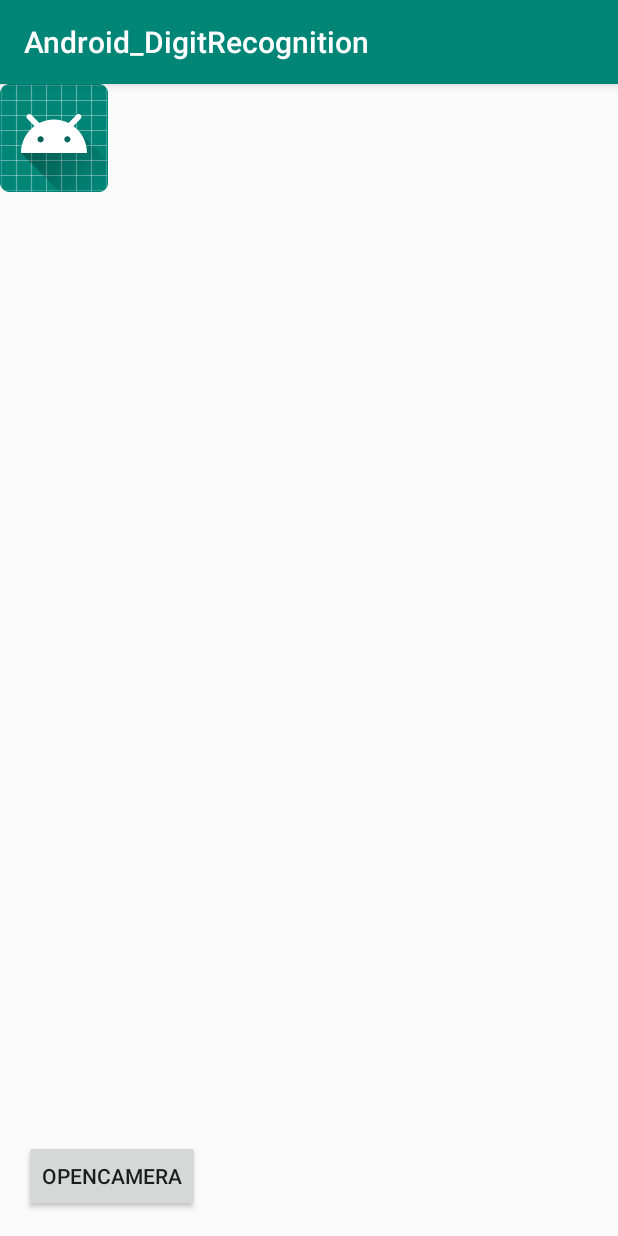
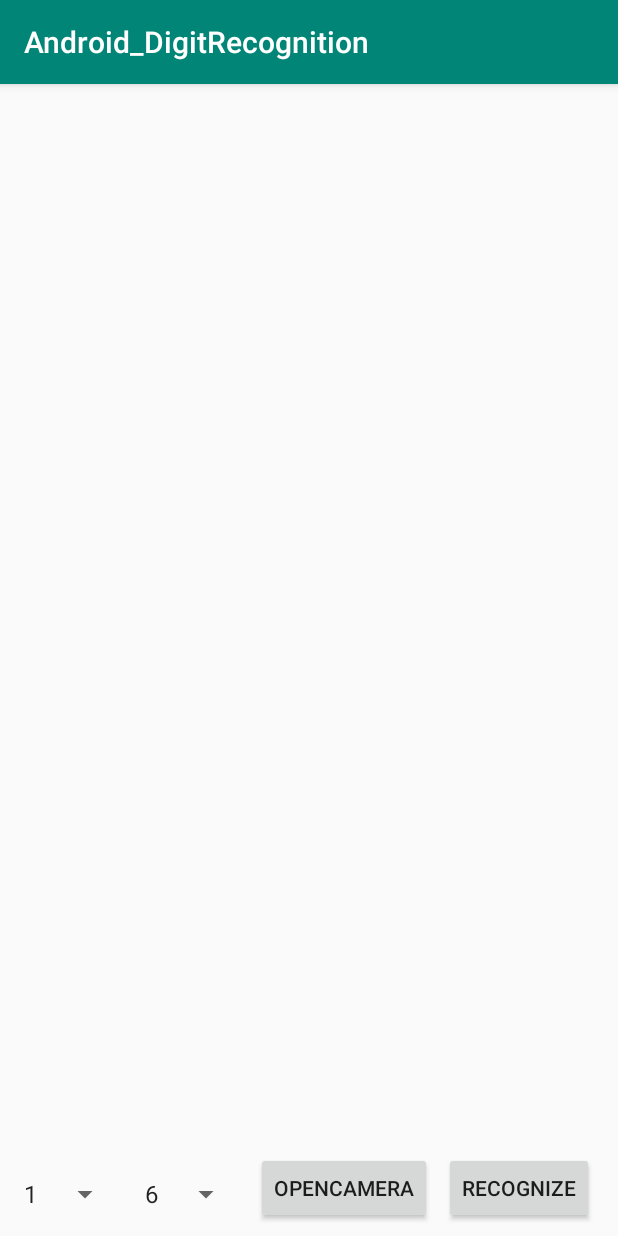
Before and after one commit to jerry0513/android_practice, an Android app: the screen it shows after launch (MainActivity), after a tap on "OPENCAMERA", on a phone screen of 412 x 824 dp. Run offline under Robolectric (Android 15) with nearby library versions, the phone set to English and light mode, and no system bars; pictures from the network do not load.

Commit message:
update UI

```diff
--- a/Android_DigitRecognition/app/build.gradle
+++ b/Android_DigitRecognition/app/build.gradle
@@ -16,6 +16,10 @@ android {
             proguardFiles getDefaultProguardFile('proguard-android.txt'), 'proguard-rules.pro'
         }
     }
+    aaptOptions {
+        noCompress "tflite"
+        noCompress "lite"
+    }
 }
 
 dependencies {
@@ -28,4 +32,6 @@ dependencies {
     implementation project(':openCVLibrary343')
     implementation 'com.android.support:recyclerview-v7:28.0.0'
     implementation 'org.tensorflow:tensorflow-android:+'
+    implementation 'com.github.bumptech.glide:glide:4.8.0'
+    annotationProcessor 'com.github.bumptech.glide:compiler:4.8.0'
 }
--- a/Android_DigitRecognition/app/src/main/java/com/example/ntub/android_digitrecognition/MainActivity.java
+++ b/Android_DigitRecognition/app/src/main/java/com/example/ntub/android_digitrecognition/MainActivity.java
@@ -12,9 +12,18 @@ import android.support.v4.content.FileProvider;
 import android.support.v7.app.AppCompatActivity;
 import android.os.Bundle;
 import android.view.View;
+import android.widget.Adapter;
+import android.widget.AdapterView;
+import android.widget.ArrayAdapter;
 import android.widget.Button;
 import android.widget.ImageView;
+import android.widget.Spinner;
 import android.widget.TextView;
+import android.widget.Toast;
+
+import com.bumptech.glide.Glide;
+
+import org.opencv.imgproc.Imgproc;
 
 import java.io.File;
 import java.io.IOException;
@@ -23,12 +32,14 @@ import java.util.Date;
 
 import static android.provider.MediaStore.Files.FileColumns.MEDIA_TYPE_IMAGE;
 
-public class MainActivity extends AppCompatActivity implements View.OnClickListener {
+public class MainActivity extends AppCompatActivity implements View.OnClickListener, AdapterView.OnItemSelectedListener {
 
-    static final int REQUEST_IMAGE_CAPTURE = 1;
+    static final int REQUEST_TAKE_PHOTO = 1;
 
     Button btn_openCamera;
-    ImageView iv_selectedImage;
+    ImageView iv_mImageView;
+    Spinner sp_player, sp_par;
+    Bitmap imageBitmap;
     Camera mCamera;
     String mCurrentPhotoPath;
 
@@ -39,25 +50,70 @@ public class MainActivity extends AppCompatActivity implements View.OnClickListe
         setContentView(R.layout.activity_main);
 
         btn_openCamera = findViewById(R.id.btn_openCamera);
-        iv_selectedImage = findViewById(R.id.iv_selectedImage);
+        iv_mImageView = findViewById(R.id.iv_mImageView);
+        sp_player = findViewById(R.id.sp_player);
+        sp_par = findViewById(R.id.sp_par);
         btn_openCamera.setOnClickListener(this);
+        sp_player.setOnItemSelectedListener(this);
+        sp_par.setOnItemSelectedListener(this);
+
+        setAdapter();
+    }
+
+    @Override
+    protected void onDestroy() {
+        super.onDestroy();
+        releaseCameraAndPreview();
+    }
+
+    @Override
+    protected void onActivityResult(int requestCode, int resultCode, Intent data) {
+        if (requestCode == REQUEST_TAKE_PHOTO && resultCode == RESULT_OK) {
+//            imageBitmap = (Bitmap) data.getExtras().get("data");
+//            iv_mImageView.setImageBitmap(imageBitmap);
+            setImageView();
+            galleryAddPic();
+
+        }
+    }
+
+    @Override
+    public void onClick(View v) {
+        switch (v.getId()) {
+            case R.id.btn_openCamera:
+                openCamera();
+                break;
+            case R.id.btn_recognize:
+
+                break;
+        }
     }
 
     private void openCamera() {
         Intent takePictureIntent = new Intent(MediaStore.ACTION_IMAGE_CAPTURE);
         if (takePictureIntent.resolveActivity(getPackageManager()) != null) {
             File photoFile = null;
-            try{
+            try {
                 photoFile = createImageFile();
             } catch (IOException ex) {
-
+                // Error occurred while creating the File
+                Toast.makeText(this,
+                        "Photo file can't be created, please try again",
+                        Toast.LENGTH_SHORT).show();
+                return;
             }
+            // Continue only if the File was successfully created
             if (photoFile != null) {
                 Uri photoURI = FileProvider.getUriForFile(this,
                         "com.example.ntub.android_digitrecognition.fileprovider",
                         photoFile);
                 takePictureIntent.putExtra(MediaStore.EXTRA_OUTPUT, photoURI);
-                startActivityForResult(takePictureIntent, REQUEST_IMAGE_CAPTURE);
+                startActivityForResult(takePictureIntent, REQUEST_TAKE_PHOTO);
+            } else {
+                Toast.makeText(this,
+                        "Photo file can't be created, please try again",
+                        Toast.LENGTH_SHORT).show();
+                return;
             }
         }
     }
@@ -78,6 +134,19 @@ public class MainActivity extends AppCompatActivity implements View.OnClickListe
         return image;
     }
 
+    private void galleryAddPic() {
+        Intent mediaScanIntent = new Intent(Intent.ACTION_MEDIA_SCANNER_SCAN_FILE);
+        File f = new File(mCurrentPhotoPath);
+        Uri contentUri = Uri.fromFile(f);
+        mediaScanIntent.setData(contentUri);
+        this.sendBroadcast(mediaScanIntent);
+    }
+
+    private void setImageView() {
+        Uri contentUri = Uri.fromFile(new File(mCurrentPhotoPath));
+        iv_mImageView.setImageURI(contentUri);
+    }
+
     private void releaseCameraAndPreview() {
         if (mCamera != null) {
             mCamera.release();
@@ -85,18 +154,31 @@ public class MainActivity extends AppCompatActivity implements View.OnClickListe
         }
     }
 
+    private void setAdapter() {
+        String[] playerItems = {"1", "2", "3", "4"};
+        String[] parItems = {"6", "9"};
+        ArrayAdapter<String> playerAdapter = new ArrayAdapter(this,
+                android.R.layout.simple_spinner_item, playerItems);
+        ArrayAdapter<String> parAdapter = new ArrayAdapter(this,
+                android.R.layout.simple_spinner_item, parItems);
+        sp_player.setAdapter(playerAdapter);
+        sp_par.setAdapter(parAdapter);
+    }
+
     @Override
-    public void onClick(View v) {
-        switch (v.getId()) {
-            case R.id.btn_openCamera:
-                openCamera();
+    public void onItemSelected(AdapterView<?> parent, View view, int position, long id) {
+        switch (parent.getId()) {
+            case R.id.sp_player:
+
+                break;
+            case R.id.sp_par:
+
                 break;
         }
     }
 
     @Override
-    protected void onDestroy() {
-        super.onDestroy();
-        releaseCameraAndPreview();
+    public void onNothingSelected(AdapterView<?> parent) {
+
     }
 }
--- /dev/null
+++ b/Android_DigitRecognition/app/src/main/java/com/example/ntub/android_digitrecognition/Recognize.java
@@ -0,0 +1,5 @@
+package com.example.ntub.android_digitrecognition;
+
+public class Recognize {
+
+}
--- a/Android_DigitRecognition/app/src/main/res/layout/activity_main.xml
+++ b/Android_DigitRecognition/app/src/main/res/layout/activity_main.xml
@@ -6,23 +6,56 @@
     android:layout_height="match_parent"
     tools:context=".MainActivity">
 
+    <ImageView
+        android:id="@+id/iv_mImageView"
+        android:layout_width="wrap_content"
+        android:layout_height="wrap_content"
+        app:layout_constraintEnd_toEndOf="parent"
+        app:layout_constraintHorizontal_bias="0.0"
+        app:layout_constraintStart_toStartOf="parent"
+        app:layout_constraintTop_toTopOf="parent"
+        tools:srcCompat="@android:color/transparent" />
+
+    <Button
+        android:id="@+id/btn_recognize"
+        android:layout_width="wrap_content"
+        android:layout_height="wrap_content"
+        android:layout_marginEnd="16dp"
+        android:layout_marginRight="16dp"
+        android:layout_marginBottom="8dp"
+        android:text="Recognize"
+        app:layout_constraintBottom_toBottomOf="parent"
+        app:layout_constraintEnd_toEndOf="parent" />
+
     <Button
         android:id="@+id/btn_openCamera"
         android:layout_width="wrap_content"
         android:layout_height="wrap_content"
-        android:layout_marginStart="16dp"
-        android:layout_marginLeft="16dp"
+        android:layout_marginEnd="8dp"
+        android:layout_marginRight="8dp"
+        android:layout_marginBottom="8dp"
+        android:text="OpenCamera"
+        app:layout_constraintBottom_toBottomOf="parent"
+        app:layout_constraintEnd_toStartOf="@+id/btn_recognize" />
+
+    <Spinner
+        android:id="@+id/sp_player"
+        android:layout_width="wrap_content"
+        android:layout_height="wrap_content"
+        android:layout_marginStart="8dp"
+        android:layout_marginLeft="8dp"
         android:layout_marginBottom="16dp"
-        android:text="OpenCamera"
         app:layout_constraintBottom_toBottomOf="parent"
         app:layout_constraintStart_toStartOf="parent" />
 
-    <ImageView
-        android:id="@+id/iv_selectedImage"
+    <Spinner
+        android:id="@+id/sp_par"
         android:layout_width="wrap_content"
         android:layout_height="wrap_content"
-        app:srcCompat="@mipmap/ic_launcher"
-        tools:layout_editor_absoluteX="156dp"
-        tools:layout_editor_absoluteY="95dp" />
+        android:layout_marginStart="8dp"
+        android:layout_marginLeft="8dp"
+        android:layout_marginBottom="16dp"
+        app:layout_constraintBottom_toBottomOf="parent"
+        app:layout_constraintStart_toEndOf="@+id/sp_player" />
 
 </android.support.constraint.ConstraintLayout>
--- a/Android_DigitRecognition/build.gradle
+++ b/Android_DigitRecognition/build.gradle
@@ -5,6 +5,7 @@ buildscript {
     repositories {
         google()
         jcenter()
+        mavenCentral()
     }
     dependencies {
         classpath 'com.android.tools.build:gradle:3.2.1'
```
Also changed, not shown: 2 other files.
